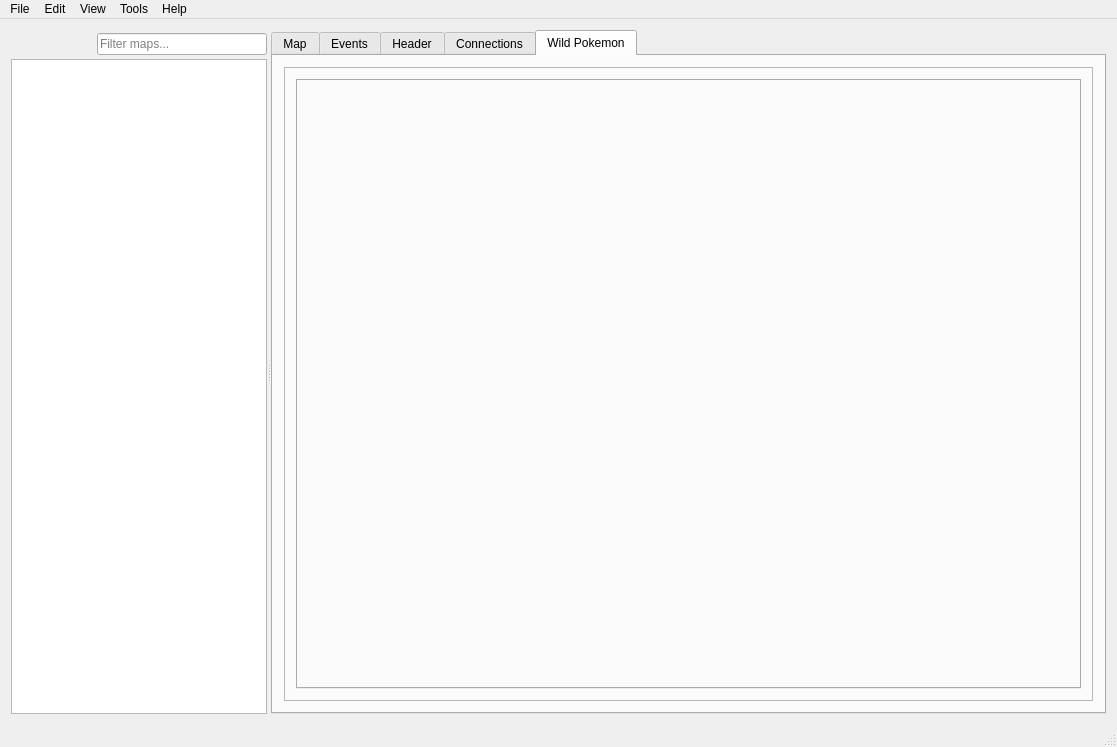
This is forms/mainwindow.ui in TaTaTaZJJ/porymap as Qt 5 draws it before an edit. The edited form follows.
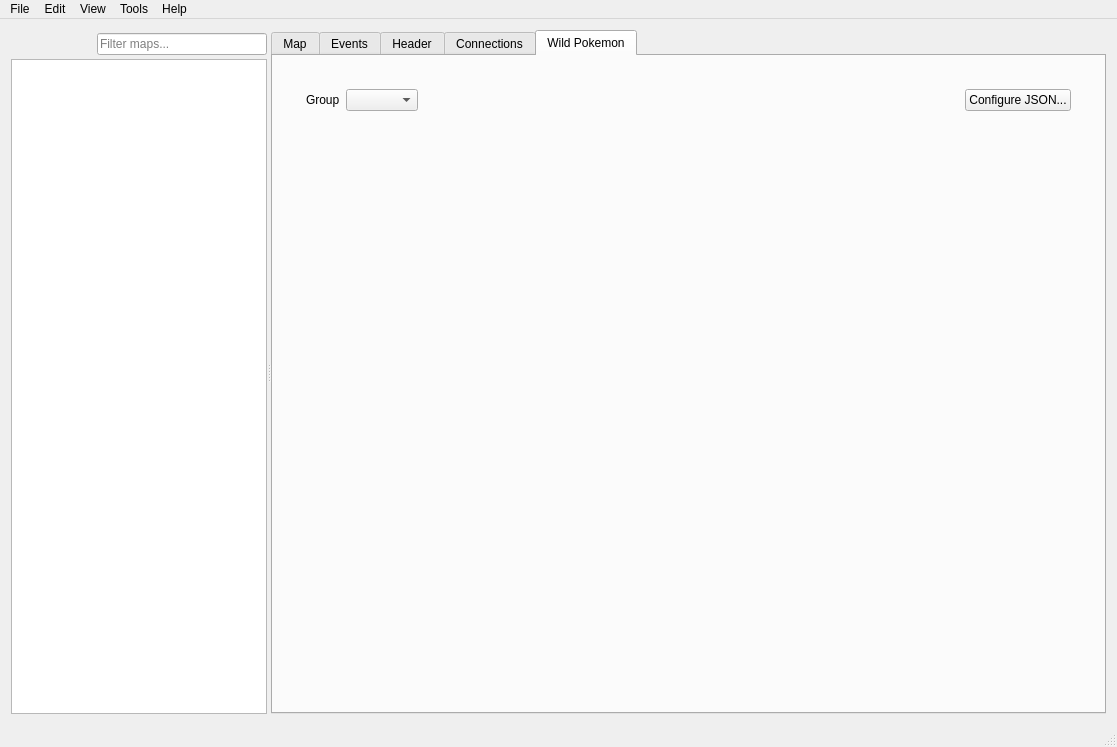
This is the edited form. Icons and pictures are not drawn. Custom widgets are drawn as their Qt base class.

Commit message: add json saving to wild encounter editor

Diff of the .ui file:
```diff
--- a/forms/mainwindow.ui
+++ b/forms/mainwindow.ui
@@ -2701,17 +2701,79 @@
          <item>
           <widget class="QFrame" name="frame_WildMonInfo">
            <property name="frameShape">
-            <enum>QFrame::StyledPanel</enum>
+            <enum>QFrame::NoFrame</enum>
            </property>
            <property name="frameShadow">
             <enum>QFrame::Raised</enum>
            </property>
-           <layout class="QGridLayout" name="gridLayout">
-            <item row="0" column="0">
-             <widget class="QTabWidget" name="tabWidget_WildMons">
-              <property name="currentIndex">
-               <number>-1</number>
+           <layout class="QVBoxLayout" name="verticalLayout_12">
+            <item>
+             <widget class="QFrame" name="frame_2">
+              <property name="frameShape">
+               <enum>QFrame::NoFrame</enum>
               </property>
+              <property name="frameShadow">
+               <enum>QFrame::Plain</enum>
+              </property>
+              <layout class="QHBoxLayout" name="horizontalLayout_9">
+               <item>
+                <widget class="QLabel" name="label_10">
+                 <property name="text">
+                  <string>Group</string>
+                 </property>
+                </widget>
+               </item>
+               <item>
+                <widget class="QComboBox" name="comboBox_EncounterGroupLabel">
+                 <property name="sizeAdjustPolicy">
+                  <enum>QComboBox::AdjustToContents</enum>
+                 </property>
+                </widget>
+               </item>
+               <item>
+                <widget class="QPushButton" name="pushButton_NewWildMonGroup">
+                 <property name="toolTip">
+                  <string>&lt;html&gt;&lt;head/&gt;&lt;body&gt;&lt;p&gt;Create a new group for wild pokemon data on this map.&lt;/p&gt;&lt;/body&gt;&lt;/html&gt;</string>
+                 </property>
+                 <property name="text">
+                  <string/>
+                 </property>
+                 <property name="icon">
+                  <iconset resource="../resources/images.qrc">
+                   <normaloff>:/icons/add.ico</normaloff>:/icons/add.ico</iconset>
+                 </property>
+                 <property name="flat">
+                  <bool>true</bool>
+                 </property>
+                </widget>
+               </item>
+               <item>
+                <spacer name="horizontalSpacer_9">
+                 <property name="orientation">
+                  <enum>Qt::Horizontal</enum>
+                 </property>
+                 <property name="sizeHint" stdset="0">
+                  <size>
+                   <width>40</width>
+                   <height>20</height>
+                  </size>
+                 </property>
+                </spacer>
+               </item>
+               <item>
+                <widget class="QPushButton" name="pushButton_ConfigureEncountersJSON">
+                 <property name="text">
+                  <string>Configure JSON...</string>
+                 </property>
+                </widget>
+               </item>
+              </layout>
+             </widget>
+            </item>
+            <item>
+             <widget class="QStackedWidget" name="stackedWidget_WildMons">
+              <widget class="QWidget" name="page"/>
+              <widget class="QWidget" name="page_2"/>
              </widget>
             </item>
            </layout>
```
The commit also changes 7 other files.
